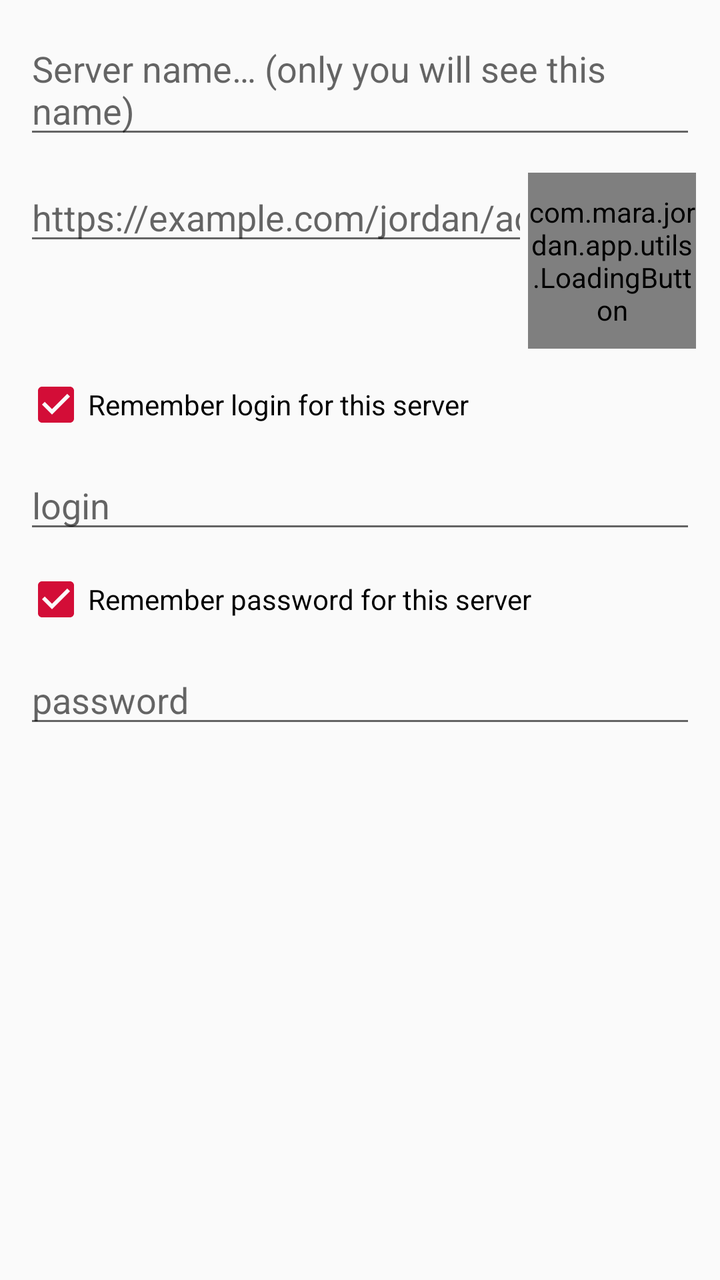
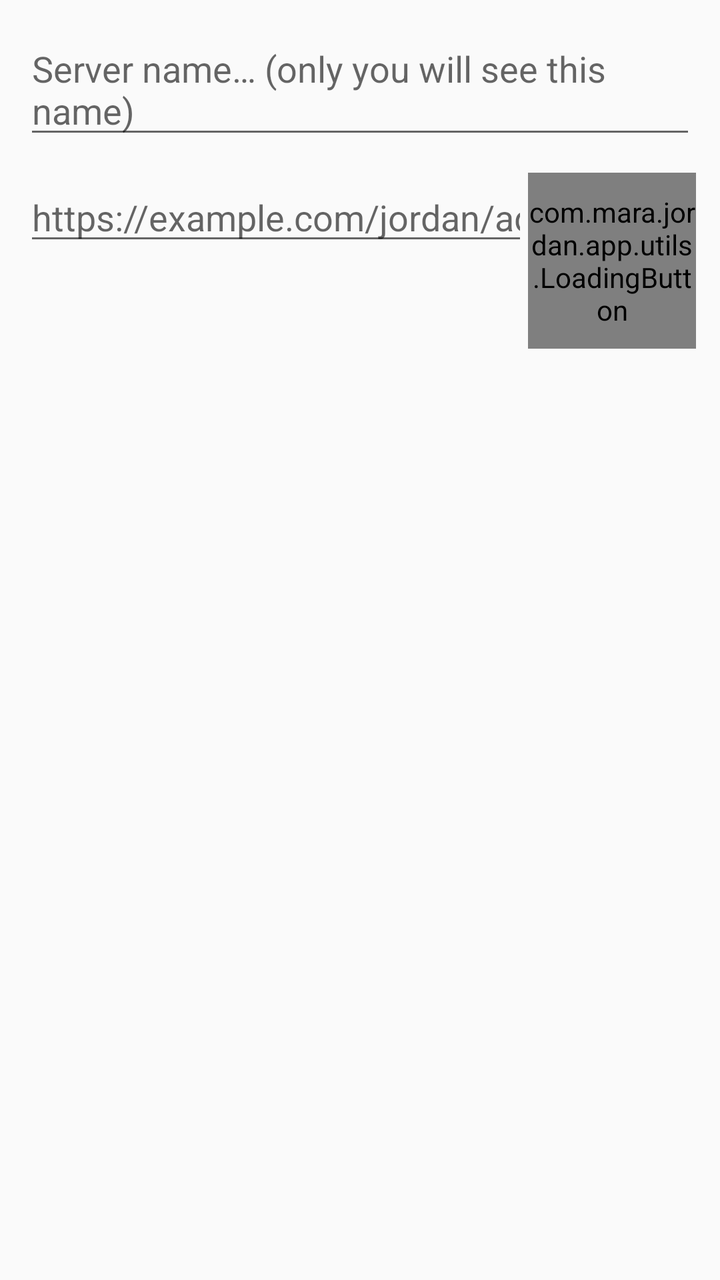

Compare the two renders of this Android layout. The source of the first and the diff that turns it into the second are given below.
<!-- AndroidManifest.xml: application theme Theme.JordanApp -->
<!-- res/layout/add_server_dialog.xml -->
<?xml version="1.0" encoding="utf-8"?>
<androidx.constraintlayout.widget.ConstraintLayout xmlns:android="http://schemas.android.com/apk/res/android"
    android:layout_width="match_parent"
    android:layout_height="match_parent"
    xmlns:app="http://schemas.android.com/apk/res-auto">

    <EditText android:id="@+id/add_server_dialog_server_name"
        app:layout_constraintTop_toTopOf="parent"
        app:layout_constraintStart_toStartOf="parent"
        app:layout_constraintEnd_toEndOf="parent"
        style="@style/add_server_dialog_field"
        android:hint="@string/add_server_dialog_server_name_hint"
        />

    <LinearLayout android:id="@+id/add_server_dialog_url_box"
        style="@style/add_server_dialog_field"
        app:layout_constraintTop_toBottomOf="@id/add_server_dialog_server_name"
        app:layout_constraintStart_toStartOf="parent"
        app:layout_constraintEnd_toEndOf="parent"
        android:orientation="horizontal"
        >

        <EditText android:id="@+id/add_server_dialog_server_base_uri"
            android:layout_height="wrap_content"
            android:layout_width="0dp"
            android:layout_weight="75"
            android:hint="@string/add_server_dialog_server_base_uri_hint"
            android:inputType="textUri"
            />

        <LinearLayout
            android:layout_width="0dp"
            android:layout_weight="25"
            android:layout_height="wrap_content"
            android:gravity="center"
            >
            <com.mara.jordan.app.utils.LoadingButton
                android:id="@+id/add_server_dialog_test_connection"
                style="@style/connection_test_button"
                android:layout_width="wrap_content"
                />
        </LinearLayout>
    </LinearLayout>

    <CheckBox android:id="@+id/add_server_dialog_remember_login"
        app:layout_constraintTop_toBottomOf="@id/add_server_dialog_url_box"
        app:layout_constraintStart_toStartOf="parent"
        app:layout_constraintEnd_toEndOf="parent"
        style="@style/add_server_dialog_field"
        android:text="@string/add_server_dialog_remember_login"
        android:checked="true"
        />

    <EditText android:id="@+id/add_server_dialog_login"
        app:layout_constraintTop_toBottomOf="@id/add_server_dialog_remember_login"
        app:layout_constraintStart_toStartOf="parent"
        app:layout_constraintEnd_toEndOf="parent"
        style="@style/add_server_dialog_field"
        android:hint="@string/add_server_dialog_login_hint"
        />


    <CheckBox android:id="@+id/add_server_dialog_remember_password"
        app:layout_constraintTop_toBottomOf="@id/add_server_dialog_login"
        app:layout_constraintStart_toStartOf="parent"
        app:layout_constraintEnd_toEndOf="parent"
        style="@style/add_server_dialog_field"
        android:text="@string/add_server_dialog_remember_password"
        android:checked="true"
        />

    <EditText android:id="@+id/add_server_dialog_password"
        app:layout_constraintTop_toBottomOf="@id/add_server_dialog_remember_password"
        app:layout_constraintStart_toStartOf="parent"
        app:layout_constraintEnd_toEndOf="parent"
        style="@style/add_server_dialog_field"
        android:hint="@string/add_server_dialog_password"
        android:inputType="textPassword"
        />


</androidx.constraintlayout.widget.ConstraintLayout>
<!-- resources referenced by this layout -->
<resources>
  <string name="add_server_dialog_login_hint">login</string>
  <string name="add_server_dialog_password">password</string>
  <string name="add_server_dialog_remember_login">Remember login for this server</string>
  <string name="add_server_dialog_remember_password">Remember password for this server</string>
  <string name="add_server_dialog_server_base_uri_hint">https://example.com/jordan/admin</string>
  <string name="add_server_dialog_server_name_hint">Server name… (only you will see this name)</string>
  <style name="add_server_dialog_field">
          <item name="android:layout_width">match_parent</item>
          <item name="android:layout_height">wrap_content</item>
          <item name="layout_constraintStart_toStartOf">parent</item>
          <item name="layout_constraintEnd_toEndOf">parent</item>
          <item name="android:layout_margin">12dp</item>
          <item name="android:layout_marginStart">25dp</item>
      </style>
  <style name="connection_test_button" parent="@style/Widget.AppCompat.Button.Colored">
          <item name="android:textColor">@color/white</item>
          <item name="android:layout_height">wrap_content</item>
          <item name="android:layout_width">wrap_content</item>
          <item name="android:text">@string/add_server_dialog_test</item>
      </style>
  <style name="Theme.JordanApp" parent="Theme.AppCompat.Light.DarkActionBar">
          
          <item name="colorPrimary">@color/red_bull</item>
          <item name="colorPrimaryDark">@color/bordeaux</item>
          <item name="colorAccent">@color/red_bull</item>
          <item name="colorSurface">@color/light_grey</item>
          <item name="colorOnSurface">@color/grey</item>
  
          
      </style>
  <color name="white">#FFFFFFFF</color>
  <string name="add_server_dialog_test">Try</string>
  <color name="red_bull">#d30d37</color>
  <color name="bordeaux">#a60b2c</color>
  <color name="light_grey">#F1F1F1</color>
  <color name="grey">#CECECE</color>
</resources>

<!-- the commit's change to res/layout/add_server_dialog.xml (unified diff, before → after) -->
@@ -1,7 +1,7 @@
 <?xml version="1.0" encoding="utf-8"?>
 <androidx.constraintlayout.widget.ConstraintLayout xmlns:android="http://schemas.android.com/apk/res/android"
     android:layout_width="match_parent"
-    android:layout_height="match_parent"
+    android:layout_height="wrap_content"
     xmlns:app="http://schemas.android.com/apk/res-auto">
 
     <EditText android:id="@+id/add_server_dialog_server_name"
@@ -42,41 +42,4 @@
         </LinearLayout>
     </LinearLayout>
 
-    <CheckBox android:id="@+id/add_server_dialog_remember_login"
-        app:layout_constraintTop_toBottomOf="@id/add_server_dialog_url_box"
-        app:layout_constraintStart_toStartOf="parent"
-        app:layout_constraintEnd_toEndOf="parent"
-        style="@style/add_server_dialog_field"
-        android:text="@string/add_server_dialog_remember_login"
-        android:checked="true"
-        />
-
-    <EditText android:id="@+id/add_server_dialog_login"
-        app:layout_constraintTop_toBottomOf="@id/add_server_dialog_remember_login"
-        app:layout_constraintStart_toStartOf="parent"
-        app:layout_constraintEnd_toEndOf="parent"
-        style="@style/add_server_dialog_field"
-        android:hint="@string/add_server_dialog_login_hint"
-        />
-
-
-    <CheckBox android:id="@+id/add_server_dialog_remember_password"
-        app:layout_constraintTop_toBottomOf="@id/add_server_dialog_login"
-        app:layout_constraintStart_toStartOf="parent"
-        app:layout_constraintEnd_toEndOf="parent"
-        style="@style/add_server_dialog_field"
-        android:text="@string/add_server_dialog_remember_password"
-        android:checked="true"
-        />
-
-    <EditText android:id="@+id/add_server_dialog_password"
-        app:layout_constraintTop_toBottomOf="@id/add_server_dialog_remember_password"
-        app:layout_constraintStart_toStartOf="parent"
-        app:layout_constraintEnd_toEndOf="parent"
-        style="@style/add_server_dialog_field"
-        android:hint="@string/add_server_dialog_password"
-        android:inputType="textPassword"
-        />
-
-
 </androidx.constraintlayout.widget.ConstraintLayout>
<!-- resource entries referenced after the edit -->
@@ -1,9 +1,5 @@
 <!-- resources referenced by this layout -->
 <resources>
-  <string name="add_server_dialog_login_hint">login</string>
-  <string name="add_server_dialog_password">password</string>
-  <string name="add_server_dialog_remember_login">Remember login for this server</string>
-  <string name="add_server_dialog_remember_password">Remember password for this server</string>
   <string name="add_server_dialog_server_base_uri_hint">https://example.com/jordan/admin</string>
   <string name="add_server_dialog_server_name_hint">Server name… (only you will see this name)</string>
   <style name="add_server_dialog_field">
